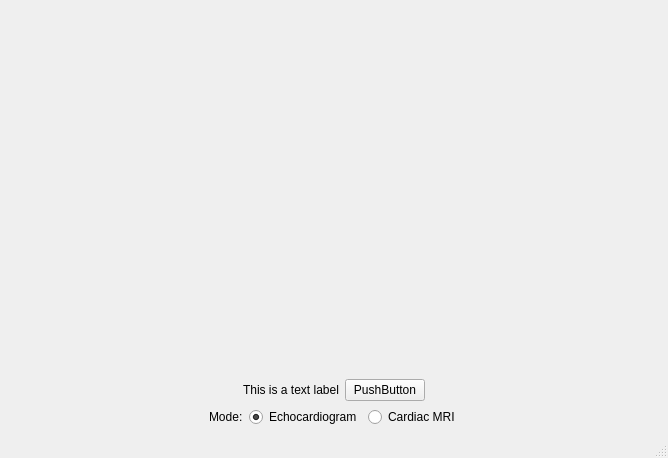
This is src/reportextractorpy/ui/ui_mainwindow.ui in nicksunderland/reportextractorpy as Qt 5 draws it before an edit. The edited form follows.
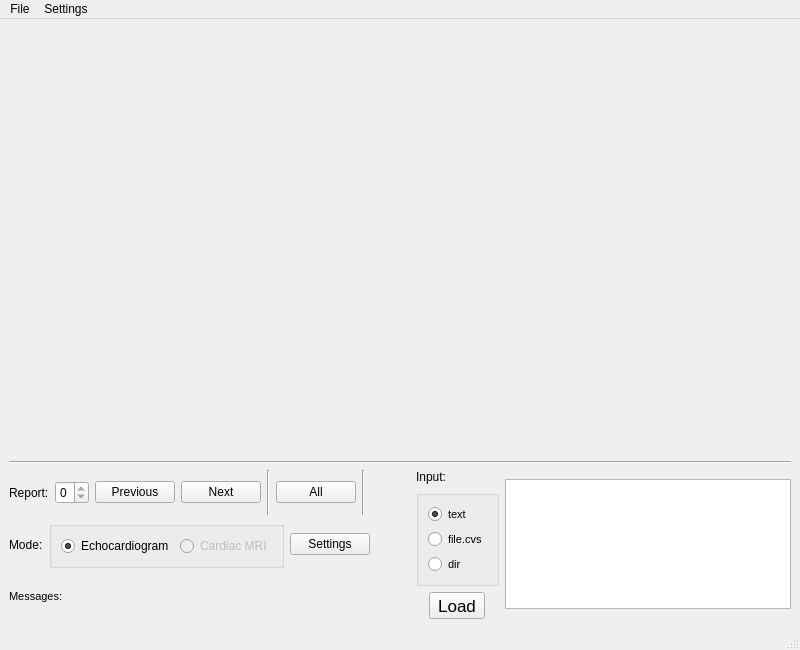
This is the edited form.

Patch:
```diff
--- a/src/reportextractorpy/ui/ui_mainwindow.ui
+++ b/src/reportextractorpy/ui/ui_mainwindow.ui
@@ -6,15 +6,15 @@
    <rect>
     <x>0</x>
     <y>0</y>
-    <width>668</width>
-    <height>458</height>
+    <width>800</width>
+    <height>650</height>
    </rect>
   </property>
   <property name="windowTitle">
    <string>ReportExtractorPy</string>
   </property>
   <widget class="QWidget" name="centralwidget">
-   <layout class="QVBoxLayout" name="verticalLayout">
+   <layout class="QVBoxLayout" name="verticalLayout_4">
     <item>
      <widget class="QWidget" name="html_widget_holder" native="true">
       <property name="sizePolicy">
@@ -40,31 +40,64 @@
      </widget>
     </item>
     <item>
+     <widget class="Line" name="line">
+      <property name="orientation">
+       <enum>Qt::Horizontal</enum>
+      </property>
+     </widget>
+    </item>
+    <item>
+     <layout class="QHBoxLayout" name="horizontalLayout_5">
+      <item>
+       <layout class="QVBoxLayout" name="verticalLayout_2">
+        <item>
      <layout class="QHBoxLayout" name="horizontalLayout">
       <item>
-       <spacer name="horizontalSpacer">
-        <property name="orientation">
-         <enum>Qt::Horizontal</enum>
-        </property>
-        <property name="sizeHint" stdset="0">
-         <size>
-          <width>40</width>
-          <height>20</height>
-         </size>
-        </property>
-       </spacer>
+           <widget class="QLabel" name="label_report_spin_box">
+            <property name="text">
+             <string>Report:</string>
+            </property>
+           </widget>
+          </item>
+          <item>
+           <widget class="QSpinBox" name="spin_box_report">
+            <property name="maximum">
+             <number>0</number>
+            </property>
+           </widget>
       </item>
       <item>
-       <widget class="QLabel" name="label">
+           <widget class="QPushButton" name="push_button_previous">
         <property name="text">
-         <string>This is a text label</string>
+             <string>Previous</string>
         </property>
        </widget>
       </item>
       <item>
        <widget class="QPushButton" name="pushButton">
         <property name="text">
-         <string>PushButton</string>
+             <string>Next</string>
+            </property>
+           </widget>
+          </item>
+          <item>
+           <widget class="Line" name="line_2">
+            <property name="orientation">
+             <enum>Qt::Vertical</enum>
+            </property>
+           </widget>
+          </item>
+          <item>
+           <widget class="QPushButton" name="push_button_all">
+            <property name="text">
+             <string>All</string>
+            </property>
+           </widget>
+          </item>
+          <item>
+           <widget class="Line" name="line_3">
+            <property name="orientation">
+             <enum>Qt::Vertical</enum>
         </property>
        </widget>
       </item>
@@ -84,20 +117,7 @@
      </layout>
     </item>
     <item>
-     <layout class="QHBoxLayout" name="horizontalLayout_2">
-      <item>
-       <spacer name="horizontalSpacer_3">
-        <property name="orientation">
-         <enum>Qt::Horizontal</enum>
-        </property>
-        <property name="sizeHint" stdset="0">
-         <size>
-          <width>40</width>
-          <height>20</height>
-         </size>
-        </property>
-       </spacer>
-      </item>
+         <layout class="QHBoxLayout" name="horizontalLayout_3">
       <item>
        <widget class="QLabel" name="label_mode">
         <property name="text">
@@ -106,7 +126,16 @@
        </widget>
       </item>
       <item>
-       <widget class="QRadioButton" name="radioButton_echocardiogram">
+           <widget class="QGroupBox" name="">
+            <property name="sizePolicy">
+             <sizepolicy hsizetype="Preferred" vsizetype="Fixed">
+              <horstretch>0</horstretch>
+              <verstretch>0</verstretch>
+             </sizepolicy>
+            </property>
+            <layout class="QHBoxLayout" name="horizontalLayout_6">
+             <item>
+              <widget class="QRadioButton" name="radio_button_echocardiogram">
         <property name="text">
          <string>Echocardiogram</string>
         </property>
@@ -116,12 +145,25 @@
        </widget>
       </item>
       <item>
-       <widget class="QRadioButton" name="radioButton_cardiac_mri">
+              <widget class="QRadioButton" name="radio_button_cardiac_mri">
+               <property name="enabled">
+                <bool>false</bool>
+               </property>
         <property name="text">
          <string>Cardiac MRI</string>
         </property>
        </widget>
       </item>
+            </layout>
+           </widget>
+          </item>
+          <item>
+           <widget class="QPushButton" name="push_button_settings">
+            <property name="text">
+             <string>Settings</string>
+            </property>
+           </widget>
+          </item>
       <item>
        <spacer name="horizontalSpacer_4">
         <property name="orientation">
@@ -137,6 +179,144 @@
       </item>
      </layout>
     </item>
+        <item>
+         <layout class="QHBoxLayout" name="horizontalLayout_2">
+          <item>
+           <widget class="QLabel" name="label_messages">
+            <property name="font">
+             <font>
+              <pointsize>8</pointsize>
+             </font>
+            </property>
+            <property name="text">
+             <string>Messages:</string>
+            </property>
+           </widget>
+          </item>
+          <item>
+           <widget class="QLabel" name="label_message_output">
+            <property name="sizePolicy">
+             <sizepolicy hsizetype="Expanding" vsizetype="Minimum">
+              <horstretch>0</horstretch>
+              <verstretch>0</verstretch>
+             </sizepolicy>
+            </property>
+            <property name="font">
+             <font>
+              <pointsize>8</pointsize>
+             </font>
+            </property>
+            <property name="text">
+             <string/>
+            </property>
+           </widget>
+          </item>
+         </layout>
+        </item>
+       </layout>
+      </item>
+      <item>
+       <layout class="QHBoxLayout" name="horizontalLayout_4">
+        <item>
+         <layout class="QVBoxLayout" name="verticalLayout">
+          <item>
+           <widget class="QLabel" name="label_input">
+            <property name="text">
+             <string>Input:</string>
+            </property>
+           </widget>
+          </item>
+          <item>
+           <widget class="QGroupBox" name="input_radio_button_group">
+            <property name="sizePolicy">
+             <sizepolicy hsizetype="Preferred" vsizetype="Minimum">
+              <horstretch>0</horstretch>
+              <verstretch>0</verstretch>
+             </sizepolicy>
+            </property>
+            <layout class="QVBoxLayout" name="verticalLayout_3">
+             <item>
+              <widget class="QRadioButton" name="radio_button_load_text">
+               <property name="font">
+                <font>
+                 <pointsize>8</pointsize>
+                </font>
+               </property>
+               <property name="text">
+                <string>text</string>
+               </property>
+               <property name="checked">
+                <bool>true</bool>
+               </property>
+              </widget>
+             </item>
+             <item>
+              <widget class="QRadioButton" name="radio_button_load_csv">
+               <property name="font">
+                <font>
+                 <pointsize>8</pointsize>
+                </font>
+               </property>
+               <property name="text">
+                <string>file.cvs</string>
+               </property>
+              </widget>
+             </item>
+             <item>
+              <widget class="QRadioButton" name="radio_button_load_dir">
+               <property name="font">
+                <font>
+                 <pointsize>8</pointsize>
+                </font>
+               </property>
+               <property name="text">
+                <string>dir</string>
+               </property>
+              </widget>
+             </item>
+            </layout>
+           </widget>
+          </item>
+          <item alignment="Qt::AlignHCenter">
+           <widget class="QToolButton" name="tool_button_load">
+            <property name="font">
+             <font>
+              <pointsize>13</pointsize>
+             </font>
+            </property>
+            <property name="text">
+             <string>Load</string>
+            </property>
+           </widget>
+          </item>
+         </layout>
+        </item>
+        <item>
+         <widget class="QPlainTextEdit" name="plain_text_edit_input">
+          <property name="sizePolicy">
+           <sizepolicy hsizetype="Expanding" vsizetype="Minimum">
+            <horstretch>0</horstretch>
+            <verstretch>0</verstretch>
+           </sizepolicy>
+          </property>
+          <property name="minimumSize">
+           <size>
+            <width>0</width>
+            <height>0</height>
+           </size>
+          </property>
+          <property name="maximumSize">
+           <size>
+            <width>16777215</width>
+            <height>130</height>
+           </size>
+          </property>
+         </widget>
+        </item>
+       </layout>
+      </item>
+     </layout>
+    </item>
    </layout>
   </widget>
   <widget class="QMenuBar" name="menubar">
@@ -144,10 +324,22 @@
     <rect>
      <x>0</x>
      <y>0</y>
-     <width>668</width>
+     <width>800</width>
      <height>24</height>
     </rect>
    </property>
+   <widget class="QMenu" name="menuFile">
+    <property name="title">
+     <string>File</string>
+    </property>
+   </widget>
+   <widget class="QMenu" name="menuSettings">
+    <property name="title">
+     <string>Settings</string>
+    </property>
+   </widget>
+   <addaction name="menuFile"/>
+   <addaction name="menuSettings"/>
   </widget>
   <widget class="QStatusBar" name="statusbar"/>
  </widget>
```
Left out of the diff: 2 changed lines with no effect on the pictures. Lines whose indentation alone changed are shown as unchanged.
